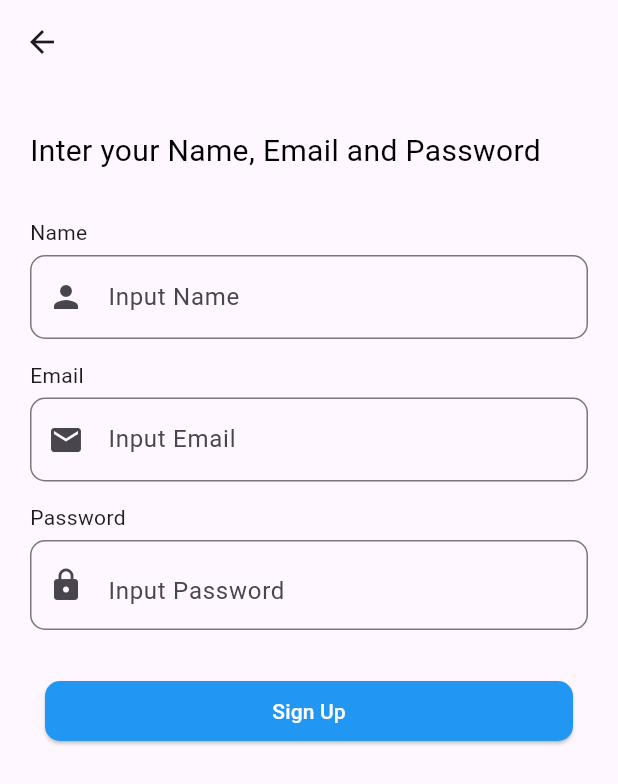
After one commit to farhan-hasan/SnapShareOrange, a Flutter app: the screen it shows after launch, after a tap on "Create Account", on a phone screen of 412 x 824 dp. The commit adds this screen. Shown: the top 784 px of the screen. Run offline on Flutter 3.47's test engine with Material 3 defaults, Android fonts, the phone set to English and light mode, and no system bars; our stand-ins replace cloud_firestore, firebase_auth, firebase_core; accounts and stored records are empty.

Commit message:
KAN-3: Add Full Authentication, Initial Screen, Log-In, Sign-up, Toast-Message, User-Database

```diff
--- a/analysis_options.yaml
+++ b/analysis_options.yaml
@@ -7,6 +7,9 @@
 
 # The following line activates a set of recommended lints for Flutter apps,
 # packages, and plugins designed to encourage good coding practices.
+analyzer:
+  errors:
+    avoid_print: ignore
 include: package:flutter_lints/flutter.yaml
 
 linter:
@@ -23,6 +26,5 @@ linter:
   rules:
     # avoid_print: false  # Uncomment to disable the `avoid_print` rule
     # prefer_single_quotes: true  # Uncomment to enable the `prefer_single_quotes` rule
-
 # Additional information about this file can be found at
 # https://dart.dev/guides/language/analysis-options
--- a/lib/app.dart
+++ b/lib/app.dart
@@ -1,4 +1,7 @@
+import 'package:firebase_auth/firebase_auth.dart';
 import 'package:flutter/material.dart';
+import 'package:snap_share_orange/data/services/fire_base_auth.dart';
+import 'package:snap_share_orange/presentation/screens/auth_screen/auth_screen.dart';
 
 class SnapShare extends StatelessWidget {
   const SnapShare({super.key});
@@ -11,8 +14,17 @@ class SnapShare extends StatelessWidget {
         colorScheme: ColorScheme.fromSeed(seedColor: Colors.deepPurple),
         useMaterial3: true,
       ),
-      home: const HomePage(),
+      home: _getInitialScreen(),
     );
+  }
+
+  Widget _getInitialScreen() {
+    User? user = FirebaseAuth.instance.currentUser;
+    if (user != null) {
+      return const HomePage();
+    } else {
+      return const AuthScreen();
+    }
   }
 }
 
@@ -24,6 +36,18 @@ class HomePage extends StatelessWidget {
     return Scaffold(
       appBar: AppBar(
         title: const Text("SnapShare"),
+        actions: [
+          IconButton(
+            onPressed: () async {
+              await FireBaseAuth.signOutInEmailAndPassword();
+              Navigator.pushAndRemoveUntil(
+                  context,
+                  MaterialPageRoute(builder: (context) => const AuthScreen()),
+                  (context) => false);
+            },
+            icon: const Icon(Icons.logout),
+          )
+        ],
       ),
       body: const Center(
         child: Text("Home"),
--- /dev/null
+++ b/lib/data/models/user_info_model.dart
@@ -0,0 +1,22 @@
+class UserInfoModel {
+  final String id;
+  final String name;
+  final String email;
+
+  UserInfoModel({required this.id, required this.name, required this.email});
+  Map<String, dynamic> toMap() {
+    return {
+      'id': id,
+      'name': name,
+      'email': email,
+    };
+  }
+
+  factory UserInfoModel.fromMap(Map<String, dynamic> userDetails) {
+    return UserInfoModel(
+      id: userDetails['id'],
+      name: userDetails['name'],
+      email: userDetails['email'],
+    );
+  }
+}
--- /dev/null
+++ b/lib/data/services/fire_base_auth.dart
@@ -0,0 +1,27 @@
+import 'package:firebase_auth/firebase_auth.dart';
+import 'package:snap_share_orange/data/models/user_info_model.dart';
+import 'package:snap_share_orange/data/services/database.dart';
+
+class FireBaseAuth {
+  static Future<void> createUserWithEmailAndPassword(
+      String email, String password, String name) async {
+    UserCredential userCredential = await FirebaseAuth.instance
+        .createUserWithEmailAndPassword(email: email, password: password);
+    String userId = userCredential.user!.uid;
+
+    UserInfoModel userInfo =
+        UserInfoModel(id: userId, name: name, email: email);
+
+    await Database.addUserDetails(userInfo, userId);
+  }
+
+  static Future<void> signInUserWithEmailAndPassword(
+      String email, String password) async {
+    await FirebaseAuth.instance
+        .signInWithEmailAndPassword(email: email, password: password);
+  }
+
+  static Future<void> signOutInEmailAndPassword() async {
+    await FirebaseAuth.instance.signOut();
+  }
+}
--- a/lib/main.dart
+++ b/lib/main.dart
@@ -1,6 +1,12 @@
+import 'package:firebase_core/firebase_core.dart';
 import 'package:flutter/material.dart';
 import 'package:snap_share_orange/app.dart';
+import 'package:snap_share_orange/firebase_options.dart';
 
-void main() {
+Future<void> main() async {
+  WidgetsFlutterBinding.ensureInitialized();
+  await Firebase.initializeApp(
+    options: DefaultFirebaseOptions.currentPlatform,
+  );
   runApp(const SnapShare());
 }
--- /dev/null
+++ b/lib/presentation/screens/auth_screen/auth_screen.dart
@@ -0,0 +1,50 @@
+import 'package:flutter/material.dart';
+import 'package:snap_share_orange/presentation/screens/auth_screen/log_in_screen.dart';
+import 'package:snap_share_orange/presentation/screens/auth_screen/sign_up_screen.dart';
+import 'package:snap_share_orange/presentation/widgets/custom_elevated_button.dart';
+
+class AuthScreen extends StatelessWidget {
+  const AuthScreen({super.key});
+
+  @override
+  Widget build(BuildContext context) {
+    return Scaffold(
+      body: Column(
+        mainAxisAlignment: MainAxisAlignment.center,
+        children: [
+          const Text(
+            "SociaLive",
+            style: TextStyle(
+                fontSize: 18, fontWeight: FontWeight.bold, color: Colors.black),
+          ),
+          const SizedBox(
+            height: 20,
+          ),
+          CustomElevatedButton(
+            onPressed: () {
+              Navigator.of(context).push(MaterialPageRoute(
+                  builder: (context) => const SignUpScreen()));
+            },
+            child: const Text(
+              "Create Account",
+              style: TextStyle(color: Colors.white),
+            ),
+          ),
+          const SizedBox(
+            height: 10,
+          ),
+          InkWell(
+            onTap: () {
+              Navigator.of(context).push(
+                  MaterialPageRoute(builder: (context) => const LogInScreen()));
+            },
+            child: const Text(
+              "Log In",
+              style: TextStyle(color: Colors.blue),
+            ),
+          )
+        ],
+      ),
+    );
+  }
+}
--- /dev/null
+++ b/lib/presentation/screens/auth_screen/sign_up_screen.dart
@@ -0,0 +1,193 @@
+import 'package:cloud_firestore/cloud_firestore.dart';
+import 'package:flutter/material.dart';
+import 'package:snap_share_orange/data/services/fire_base_auth.dart';
+import 'package:snap_share_orange/presentation/screens/auth_screen/log_in_screen.dart';
+import 'package:snap_share_orange/presentation/widgets/custom_elevated_button.dart';
+import 'package:snap_share_orange/presentation/widgets/scaffold_message.dart';
+import 'package:snap_share_orange/presentation/widgets/text_validator.dart';
+
+class SignUpScreen extends StatefulWidget {
+  const SignUpScreen({super.key});
+
+  @override
+  State<SignUpScreen> createState() => _LogInScreenState();
+}
+
+class _LogInScreenState extends State<SignUpScreen> {
+  bool _passwordVisible = false;
+  final GlobalKey<FormState> _formKey = GlobalKey<FormState>();
+  final TextEditingController _nameTEController = TextEditingController();
+  final TextEditingController _emailTEController = TextEditingController();
+  final TextEditingController _passwordTEController = TextEditingController();
+
+  bool _isLoading = false;
+
+  Future<void> _createUserSignUpDatabase(
+      String email, String password, String name) async {
+    try {
+      _isLoading = true;
+      setState(() {});
+      await FireBaseAuth.createUserWithEmailAndPassword(email, password, name);
+      await FireBaseAuth.signOutInEmailAndPassword();
+      if (mounted) {
+        ScaffoldMessage.showScafflodMessage(
+            context, 'User Sign-Up Success', Colors.blueAccent);
+        Navigator.pushReplacement(context,
+            MaterialPageRoute(builder: (context) => const LogInScreen()));
+      }
+    } on FirebaseException catch (e) {
+      if (e.code == 'email-already-in-use') {
+        if (mounted) {
+          ScaffoldMessage.showScafflodMessage(
+              context, 'Email is already in use', Colors.redAccent);
+        }
+      } else if (e.code == 'weak-password') {
+        if (mounted) {
+          ScaffoldMessage.showScafflodMessage(
+              context, 'The password is too weak', Colors.redAccent);
+        }
+      }
+    } catch (e) {
+      print("Sign-Up Failed: ${e.toString()}");
+    } finally {
+      _isLoading = false;
+      setState(() {});
+    }
+  }
+
+  @override
+  Widget build(BuildContext context) {
+    return Scaffold(
+      appBar: AppBar(
+        automaticallyImplyLeading: true,
+      ),
+      body: SingleChildScrollView(
+        child: Padding(
+          padding: const EdgeInsets.only(left: 20, right: 20, top: 30),
+          child: Form(
+            key: _formKey,
+            child: Column(
+              crossAxisAlignment: CrossAxisAlignment.start,
+              children: [
+                const Text(
+                  "Inter your Name, Email and Password",
+                  style: TextStyle(fontSize: 20, color: Colors.black),
+                ),
+                const SizedBox(
+                  height: 30,
+                ),
+                const Text("Name"),
+                const SizedBox(
+                  height: 5,
+                ),
+                _buildNameForm(),
+                const Text("Email"),
+                const SizedBox(
+                  height: 5,
+                ),
+                _buildEmailForm(),
+                const Text("Password"),
+                const SizedBox(
+                  height: 5,
+                ),
+                _buildPasswordForm(),
+                const SizedBox(
+                  height: 30,
+                ),
+                _buildSignUpButton()
+              ],
+            ),
+          ),
+        ),
+      ),
+    );
+  }
+
+  Widget _buildSignUpButton() {
+    return CustomElevatedButton(
+      onPressed: _isLoading
+          ? null
+          : () async {
+              if (_formKey.currentState!.validate()) {
+                await _createUserSignUpDatabase(_emailTEController.text,
+                    _passwordTEController.text, _nameTEController.text);
+              }
+            },
+      child: _isLoading
+          ? const CircularProgressIndicator(
+              valueColor: AlwaysStoppedAnimation<Color>(Colors.white),
+            )
+          : const Text(
+              "Sign Up",
+              style: TextStyle(color: Colors.white),
+            ),
+    );
+  }
+
+  Widget _buildPasswordForm() {
+    return SizedBox(
+      height: 60,
+      child: TextFormField(
+        controller: _passwordTEController,
+        obscureText: !_passwordVisible,
+        validator: (value) => TextValidator.passwordValidator(value),
+        decoration: InputDecoration(
+          hintText: 'Input Password',
+          prefixIcon: const Icon(Icons.lock),
+          suffix: IconButton(
+            onPressed: () {
+              _tooglePasswordVisible();
+            },
+            icon: Icon(
+                _passwordVisible ? Icons.visibility : Icons.visibility_off),
+          ),
+          border: OutlineInputBorder(
+            borderRadius: BorderRadius.circular(10),
+          ),
+        ),
+        onChanged: (value) {
+          setState(() {});
+        },
+      ),
+    );
+  }
+
+  Widget _buildNameForm() {
+    return SizedBox(
+      height: 70,
+      child: TextFormField(
+        controller: _nameTEController,
+        decoration: InputDecoration(
+          hintText: 'Input Name',
+          prefixIcon: const Icon(Icons.person),
+          border: OutlineInputBorder(
+            borderRadius: BorderRadius.circular(10),
+          ),
+        ),
+        validator: (value) => TextValidator.textValidator(value),
+      ),
+    );
+  }
+
+  Widget _buildEmailForm() {
+    return SizedBox(
+      height: 70,
+      child: TextFormField(
+        controller: _emailTEController,
+        decoration: InputDecoration(
+          hintText: 'Input Email',
+          prefixIcon: const Icon(Icons.email),
+          border: OutlineInputBorder(
+            borderRadius: BorderRadius.circular(10),
+          ),
+        ),
+        validator: (value) => TextValidator.textValidator(value),
+      ),
+    );
+  }
+
+  void _tooglePasswordVisible() {
+    _passwordVisible = !_passwordVisible;
+    setState(() {});
+  }
+}
--- /dev/null
+++ b/lib/presentation/widgets/custom_elevated_button.dart
@@ -0,0 +1,32 @@
+import 'package:flutter/material.dart';
+
+class CustomElevatedButton extends StatelessWidget {
+  const CustomElevatedButton(
+      {super.key,
+      this.backgroundColor = Colors.blue,
+      required this.child,
+      required this.onPressed});
+  final Color backgroundColor;
+  final Widget child;
+  final VoidCallback? onPressed;
+
+  @override
+  Widget build(BuildContext context) {
+    return SizedBox(
+      width: double.infinity,
+      child: Padding(
+        padding: const EdgeInsets.only(left: 10, right: 10),
+        child: ElevatedButton(
+          style: ElevatedButton.styleFrom(
+            shape: RoundedRectangleBorder(
+              borderRadius: BorderRadius.circular(10),
+            ),
+            backgroundColor: backgroundColor,
+          ),
+          onPressed: onPressed,
+          child: child,
+        ),
+      ),
+    );
+  }
+}
--- /dev/null
+++ b/lib/presentation/widgets/text_validator.dart
@@ -0,0 +1,19 @@
+class TextValidator {
+  static String? textValidator(String? value) {
+    {
+      if (value == null || value.isEmpty) {
+        return 'Enter your email';
+      }
+      return null;
+    }
+  }
+
+  static String? passwordValidator(String? value) {
+    {
+      if (value == null || value.isEmpty) {
+        return 'Enter your password';
+      }
+      return null;
+    }
+  }
+}
```
Also changed, not shown: lib/data/services/database.dart (added, +19 -0 lines), lib/presentation/screens/auth_screen/log_in_screen.dart (added, +210 -0 lines), lib/presentation/screens/main_bottom_nav_bar_screen.dart (added, +66 -0 lines), lib/presentation/widgets/scaffold_message.dart (added, +15 -0 lines), pubspec.yaml (+6 -4 lines), firebase.json (added), lib/firebase_options.dart (added), pubspec.lock, 4 other files.
